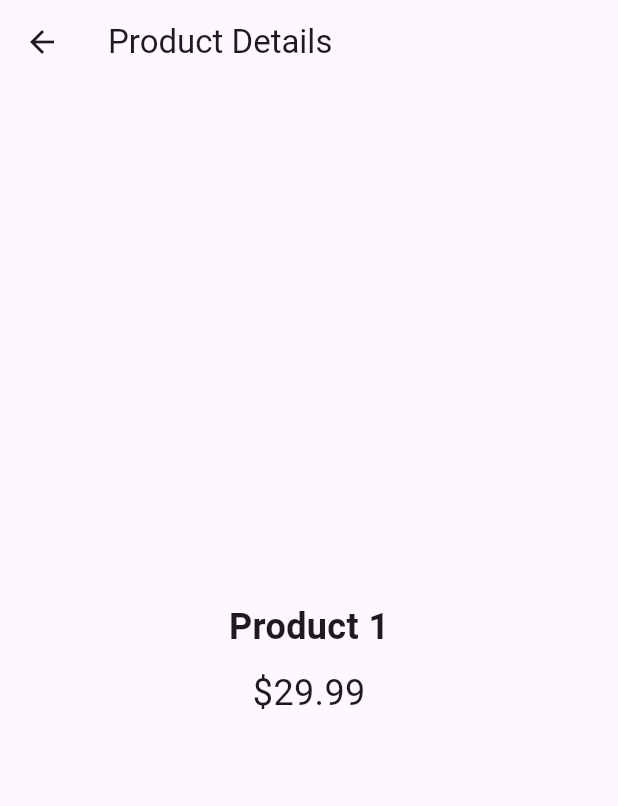
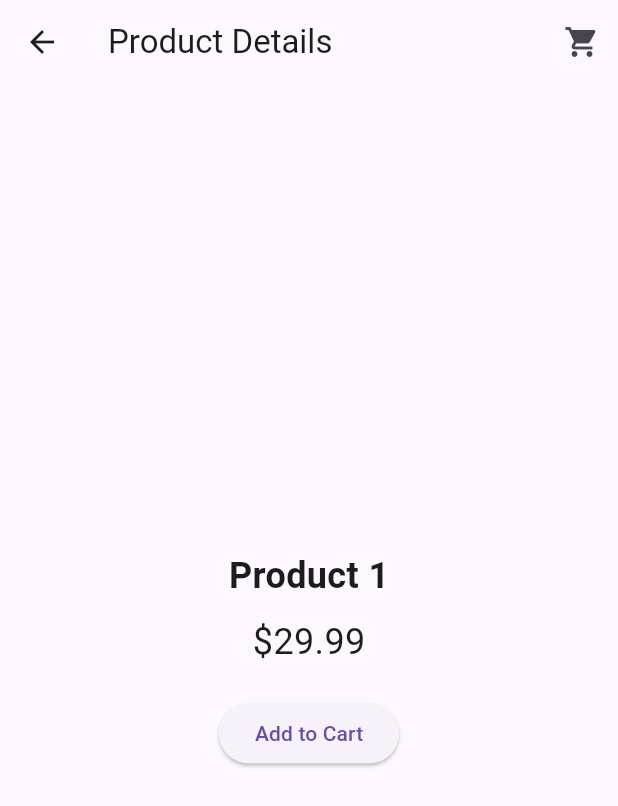
Before and after one commit to hariprasathys22/product_cart_getx, a Flutter app: the screen it shows after launch, after a tap on "Product 1", on a phone screen of 412 x 824 dp. Shown: the top 806 px of the screen. Run offline on Flutter 3.47's test engine with Material 3 defaults, Android fonts, the phone set to English and light mode, and no system bars; our stand-ins replace get.

Commit message:
Completed add to cart

```diff
--- a/lib/app/modules/product/controllers/cart_controller.dart
+++ b/lib/app/modules/product/controllers/cart_controller.dart
@@ -7,10 +7,12 @@ class CartController extends GetxController {
 
   void addToCart(ProductModel product) {
     cartItems.add(product);
+    calculateTotal();
   }
 
   void removeFromCart(ProductModel product) {
     cartItems.remove(product);
+    calculateTotal();
   }
 
   void calculateTotal() {
--- a/lib/app/modules/product/views/card_view.dart
+++ b/lib/app/modules/product/views/cart_view.dart
@@ -2,7 +2,7 @@ import 'package:flutter/material.dart';
 import 'package:get/get.dart';
 import 'package:getx_flutter/app/modules/product/controllers/cart_controller.dart';
 
-class CardView extends StatelessWidget {
+class CartView extends StatelessWidget {
   final CartController cartController = Get.find<CartController>();
   @override
   Widget build(BuildContext context) {
@@ -32,7 +32,7 @@ class CardView extends StatelessWidget {
             return Padding(
               padding: const EdgeInsets.all(16.0),
               child: Text(
-                'Total: \$${cartController.totalAmount.value.toStringAsFixed(2)}}',
+                'Total: \$${cartController.totalAmount.value.toStringAsFixed(2)}',
                 style: TextStyle(fontSize: 24),
               ),
             );
--- a/lib/app/modules/product/views/product_detail_view.dart
+++ b/lib/app/modules/product/views/product_detail_view.dart
@@ -1,5 +1,6 @@
 import 'package:flutter/material.dart';
 import 'package:get/get.dart';
+import 'package:getx_flutter/app/modules/product/controllers/cart_controller.dart';
 import 'package:getx_flutter/app/modules/product/models/product_model.dart';
 
 class ProductDetailView extends StatelessWidget {
@@ -8,9 +9,19 @@ class ProductDetailView extends StatelessWidget {
   @override
   Widget build(BuildContext context) {
     final ProductModel product = Get.arguments;
-
+    final CartController cartController = Get.find<CartController>();
     return Scaffold(
-      appBar: AppBar(title: Text("Product Details")),
+      appBar: AppBar(
+        title: Text("Product Details"),
+        actions: [
+          IconButton(
+            onPressed: () {
+              Get.toNamed('/cart');
+            },
+            icon: Icon(Icons.shopping_cart),
+          ),
+        ],
+      ),
       body: Center(
         child: Column(
           mainAxisAlignment: MainAxisAlignment.center,
@@ -21,6 +32,17 @@ class ProductDetailView extends StatelessWidget {
             ),
             SizedBox(height: 10),
             Text('\$${product.price}', style: TextStyle(fontSize: 24)),
+            SizedBox(height: 20),
+            ElevatedButton(
+              onPressed: () {
+                cartController.addToCart(product);
+                Get.snackbar(
+                  "Added to cart",
+                  '${product.name} added to your cart',
+                );
+              },
+              child: Text("Add to Cart"),
+            ),
           ],
         ),
       ),
--- a/lib/app/routes/app_pages.dart
+++ b/lib/app/routes/app_pages.dart
@@ -1,4 +1,5 @@
 import 'package:get/get.dart';
+import 'package:getx_flutter/app/modules/product/views/cart_view.dart';
 import 'package:getx_flutter/app/modules/product/views/product_detail_view.dart';
 import 'package:getx_flutter/app/modules/product/views/product_view.dart';
 part 'app_routes.dart';
@@ -7,5 +8,6 @@ class AppPages {
   static final routes = [
     GetPage(name: Routes.PRODUCT, page: () => ProductView()),
     GetPage(name: Routes.PRODUCT_DETAILS, page: () => ProductDetailView()),
+    GetPage(name: Routes.CART, page: () => CartView()),
   ];
 }
--- a/lib/app/routes/app_routes.dart
+++ b/lib/app/routes/app_routes.dart
@@ -3,4 +3,5 @@ part of 'app_pages.dart';
 class Routes {
   static const PRODUCT = '/product';
   static const PRODUCT_DETAILS = '/product-details';
+  static const CART = '/cart';
 }
--- a/lib/main.dart
+++ b/lib/main.dart
@@ -1,8 +1,10 @@
 import 'package:flutter/material.dart';
 import 'package:get/get.dart';
+import 'package:getx_flutter/app/modules/product/controllers/cart_controller.dart';
 import 'package:getx_flutter/app/routes/app_pages.dart';
 
 void main() {
+  Get.put(CartController());
   runApp(const MyApp());
 }
 
```
